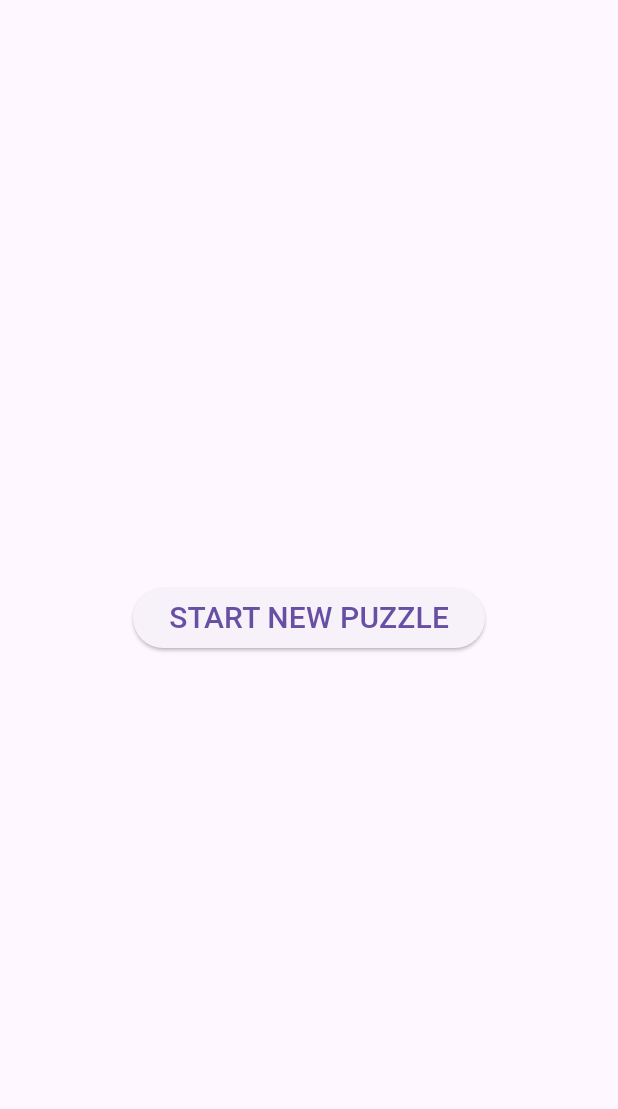
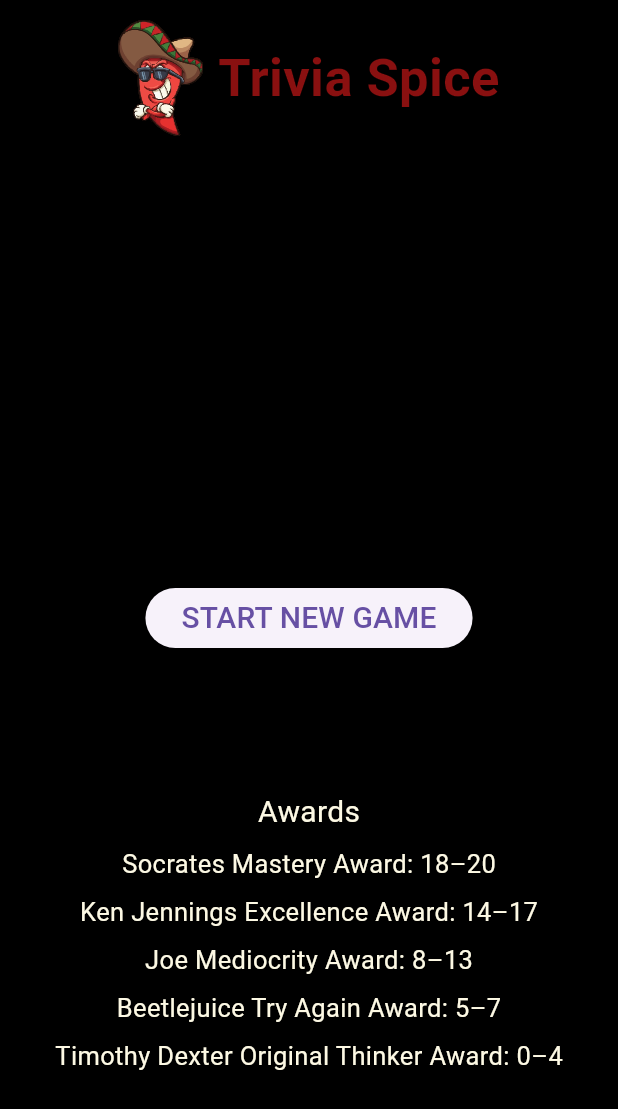
Before and after one commit to caysun/Projects, a Flutter app: the screen it shows after launch, on a phone screen of 412 x 824 dp. Shown: the top 1109 px of the screen. Run offline on Flutter 3.47's test engine with Material 3 defaults, Android fonts, the phone set to English and light mode, and no system bars; our stand-ins replace audioplayers, auto_size_text, flutter_svg, html_unescape, shared_preferences.

Commit message:
Finished Bulk App Structure and working on final touches

```diff
--- a/TriviaGameApp/flutter_trivia/lib/main.dart
+++ b/TriviaGameApp/flutter_trivia/lib/main.dart
@@ -3,6 +3,8 @@ import 'package:flutter/services.dart' show rootBundle;
 import 'package:html_unescape/html_unescape.dart';
 import 'package:audioplayers/audioplayers.dart';
 import 'package:shared_preferences/shared_preferences.dart';
+import 'package:flutter_svg/flutter_svg.dart';
+import 'package:auto_size_text/auto_size_text.dart';
 import 'dart:io';
 import 'dart:async';
 import 'dart:convert';
@@ -42,10 +44,26 @@ class Question {
   this.correctAnswer, this.combinedAnswers);
 }
 
+String scoreName (double score){
+  if(score >= 18.00){
+    return "Socrates";
+  } else if(score >= 14.00){
+    return "Jennings";
+  } else if(score >= 8.00){
+    return "Joe";
+  } else if(score >= 5.00){
+    return "Beetlejuice";
+  } else if(score >= 0.00){
+    return "Dexter";
+  }
+  return "Dexter";
+}
+
 int latestScore = -1;
 int highScore = -1;
 int numRounds = 0;
 double average = 0.0;
+const Color creamColor = Color.fromARGB(255, 253, 249, 228);
 
 void main() async {
   WidgetsFlutterBinding.ensureInitialized();
@@ -114,18 +132,19 @@ class _MenuState extends State<Menu> {
   @override
   Widget build(BuildContext context) {
     return  Scaffold(
-      body: Stack(
+      backgroundColor: Colors.black,
+      body: SafeArea(
+        child: Stack(
           children: [
-
           // Latest Score at the top center
           if (latestScore != -1)
             Align(
               alignment: Alignment.topCenter,
               child: Padding(
-                padding: const EdgeInsets.only(top: 60),
+                padding: const EdgeInsets.only(top: 300),
                 child: Text(
-                  'Last Score: ${latestScore}',
-                  style: const TextStyle(fontSize: 20, fontWeight: FontWeight.bold),
+                  'Last Score: ${latestScore}  ${scoreName(latestScore.toDouble())}',
+                  style: const TextStyle(fontSize: 20, fontWeight: FontWeight.bold, color: creamColor),
                 ),
               ),
             ),
@@ -134,31 +153,31 @@ class _MenuState extends State<Menu> {
               Align(
                 alignment: Alignment.topCenter,
                 child: Padding(
-                padding: const EdgeInsets.only(top: 120),
+                  padding: const EdgeInsets.only(top: 180),
                   child: Text(
-                  'High Score: ${highScore}',
-                  style: const TextStyle(fontSize: 20, fontWeight: FontWeight.bold),
+                    'High Score: ${highScore}  ${scoreName(highScore.toDouble())}',
+                    style: const TextStyle(fontSize: 20, fontWeight: FontWeight.bold, color: creamColor),
                   ),
                 ),
               ),
-          // Latest Score at the top center
+            // Average Score under High Score
             if (highScore != -1)
               Align(
                 alignment: Alignment.topCenter,
                 child: Padding(
-                padding: const EdgeInsets.only(top: 180),
+                  padding: const EdgeInsets.only(top: 240),
                   child: Text(
-                  'Average Score: ${average.toStringAsFixed(2)}',
-                  style: const TextStyle(fontSize: 20, fontWeight: FontWeight.bold),
+                    'Average Score: ${average.toStringAsFixed(2)}  ${scoreName(average)}',
+                    style: const TextStyle(fontSize: 20, fontWeight: FontWeight.bold, color: creamColor),
                   ),
                 ),
               ),
             Center(
               child: ElevatedButton(
-              child: const Text('START NEW PUZZLE', style: TextStyle(fontSize: 20.0)),
+                child: const Text('START NEW GAME', style: TextStyle(fontSize: 20.0)),
                 onPressed: (){
                   widget.allQuestions.shuffle(Random());
-                List<Question> triviaList = widget.allQuestions.take(5).toList();
+                  List<Question> triviaList = widget.allQuestions.take(20).toList();
                   Navigator.pushReplacement(
                     context,
                     MaterialPageRoute(
@@ -167,9 +186,55 @@ class _MenuState extends State<Menu> {
                   );
                 },
               )
-          )
+            ),
+            Align(
+              alignment: Alignment.bottomCenter,
+              child: Padding(
+                padding: const EdgeInsets.only(bottom: 100.0),
+                child: Column(
+                  mainAxisSize: MainAxisSize.min,
+                  children: const [
+                    Text("Awards", style: TextStyle(fontSize: 20, color: creamColor)),
+                    SizedBox(height: 8),
+                    Text("Socrates Mastery Award: 18–20", style: TextStyle(fontSize: 17, color: creamColor)),
+                    SizedBox(height: 8),
+                    Text("Ken Jennings Excellence Award: 14–17", style: TextStyle(fontSize: 17, color: creamColor)),
+                    SizedBox(height: 8),
+                    Text("Joe Mediocrity Award: 8–13", style: TextStyle(fontSize: 17, color: creamColor)),
+                    SizedBox(height: 8),
+                    Text("Beetlejuice Try Again Award: 5–7", style: TextStyle(fontSize: 17, color: creamColor)),
+                    SizedBox(height: 8),
+                    Text("Timothy Dexter Original Thinker Award: 0–4", style: TextStyle(fontSize: 17, color: creamColor)),
+                    SizedBox(height: 8),
+                  ],
+                ),
+              ),
+            ),
+            Container(
+              color: Colors.black,
+              padding: const EdgeInsets.symmetric(vertical: 12),
+              child: Row(
+                mainAxisAlignment: MainAxisAlignment.center,
+                children: [
+                  SvgPicture.asset(
+                    'assets/images/chiliPepperVector.svg',
+                    height: 80, // try 80–100 if needed
+                  ),
+                  const SizedBox(width: 10),
+                  const Text(
+                    'Trivia Spice',
+                    style: TextStyle(
+                      fontSize: 35,
+                      fontWeight: FontWeight.bold,
+                      color: Color.fromARGB(255, 137, 16, 16),
+                    ),
+                  ),
+                ],
+              ),
+            ),
           ]
         )
+      ),
     );
   }
 }
@@ -246,11 +311,11 @@ class _MainAppState extends State<Game> {
 
   Color _getAnswerColor(String answer){
     if(!answered){
-      return selectedAnswer == answer ? Colors.blue[200]! : Colors.grey[200]!;
+      return selectedAnswer == answer ? Colors.blue[200]! : creamColor;
     }
     if(answer == widget.triviaList[currentQuestionIndex].correctAnswer) return Colors.green[200]!;
     if(answer == selectedAnswer) return Colors.red[200]!;
-    return Colors.grey[200]!;
+    return creamColor;
   }
 
   @override
@@ -258,32 +323,44 @@ class _MainAppState extends State<Game> {
     final question = widget.triviaList[currentQuestionIndex];
 
     return Scaffold(
-        appBar: AppBar(title: const Text('Trivia Game')),
-        body: Stack(
+      backgroundColor: Colors.black,
+      body: SafeArea(
+        child: Stack(
           children: [
             // Score at the top center
             Positioned(
-              top: 20,
+                top: 85,
                 left: 0,
                 right: 0,
                 child: Center(
                   child: Text(
                     'Score: $correctAnswerCount / $totalAnswerCount', // your score variable
-                  style: const TextStyle(fontSize: 20.0, fontWeight: FontWeight.bold),
+                    style: const TextStyle(fontSize: 19.0, fontWeight: FontWeight.bold, color: creamColor),
                  ),
                ),
             ),
-
             Center(
               child: Padding(
                 padding: const EdgeInsets.all(16.0),
                 child: Column(
-                  mainAxisAlignment: MainAxisAlignment.center,
+                  mainAxisAlignment: MainAxisAlignment.end,
                   children: [
-                    Text(
+                    SizedBox(
+                      height: 300, // constrain height so scrolling is needed
+                      child: Scrollbar(
+                        thumbVisibility: true,
+                        child: SingleChildScrollView(
+                          child: Text(
                             unescape.convert(question.triviaQuestion),
-                      style: const TextStyle(fontSize: 20.0, fontWeight: FontWeight.bold),
+                            style: const TextStyle(
+                              fontSize: 20.0, // starting size
+                              fontWeight: FontWeight.w100,
+                              color: Color.fromARGB(255, 110, 172, 207),
+                            ),
                             textAlign: TextAlign.center,
+                          ),
+                        ),
+                      ),
                     ),
                     const SizedBox(height: 20),
                     ...question.combinedAnswers.map(
@@ -298,12 +375,12 @@ class _MainAppState extends State<Game> {
                             decoration: BoxDecoration(
                               color: _getAnswerColor(answer),
                               borderRadius: BorderRadius.circular(12),
-                              border: Border.all(color: Colors.grey.shade400),
+                              border: Border.all(color: creamColor),
                             ),
                             child: Center(
                               child: Text(
                                 unescape.convert(answer),
-                                style: const TextStyle(fontSize: 16),
+                                style: const TextStyle(fontSize: 16, fontWeight: FontWeight.bold),
                               ),
                             ),
                           ),
@@ -314,8 +391,31 @@ class _MainAppState extends State<Game> {
                 ),
               ),
             ),
+            Container(
+              color: Colors.black,
+              padding: const EdgeInsets.symmetric(vertical: 12),
+              child: Row(
+                mainAxisAlignment: MainAxisAlignment.center,
+                children: [
+                  SvgPicture.asset(
+                    'assets/images/chiliPepperVector.svg',
+                    height: 65, // try 80–100 if needed
+                  ),
+                  const SizedBox(width: 10),
+                  const Text(
+                    'Trivia Spice',
+                    style: TextStyle(
+                      fontSize: 30,
+                      fontWeight: FontWeight.bold,
+                      color: Color.fromARGB(255, 137, 16, 16),
+                    ),
+                  ),
                 ],
               ),
+            ),
+          ],
+        ),
+      )
     );
   }
 }
--- a/TriviaGameApp/flutter_trivia/pubspec.yaml
+++ b/TriviaGameApp/flutter_trivia/pubspec.yaml
@@ -13,6 +13,8 @@ dependencies:
   audioplayers: ^5.2.1
   http: ^0.13.6
   shared_preferences: ^2.0.15
+  flutter_svg: ^2.0.7
+  auto_size_text: ^3.0.0
 
 dev_dependencies:
   flutter_test:
@@ -25,3 +27,4 @@ flutter:
     -  assets/trivia_test.json
     -  assets/sounds/correctAnswer.mp3
     -  assets/sounds/incorrectAnswer.mp3
+    -  assets/images/chiliPepperVector.svg
```
Also changed, not shown: TriviaGameApp/flutter_trivia/assets/images/chiliPepperVector.svg (added), TriviaGameApp/flutter_trivia/assets/trivia_test.json, TriviaGameApp/flutter_trivia/pubspec.lock, 1 other file. Lines whose indentation alone changed are shown as unchanged.
